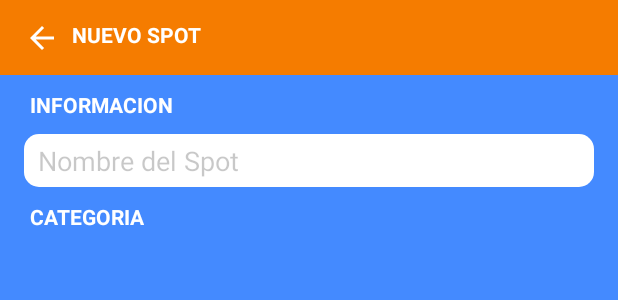
After one commit to erisg/GOSKATE-V1, an Android app: the layout new_spot.xml on its own in the app's theme, with its tools: preview values and no code run, on a phone screen of 412 x 824 dp. The commit adds this screen. Shown: the top 300 px of the screen. Run offline under Robolectric (Android 15) with nearby library versions, the phone set to English and light mode, and no system bars.

Commit message:
*se agrega xml para nuevo spot

```diff
--- /dev/null
+++ b/app/src/main/res/layout/new_spot.xml
@@ -0,0 +1,112 @@
+<?xml version="1.0" encoding="utf-8"?>
+<androidx.constraintlayout.widget.ConstraintLayout xmlns:android="http://schemas.android.com/apk/res/android"
+    xmlns:app="http://schemas.android.com/apk/res-auto"
+    xmlns:tools="http://schemas.android.com/tools"
+    android:layout_width="match_parent"
+    android:layout_height="match_parent"
+    android:background="@color/colorPrimaryDark">
+
+    <androidx.constraintlayout.widget.ConstraintLayout
+        android:id="@+id/constraintLayout4"
+        android:layout_width="0dp"
+        android:layout_height="50dp"
+        android:background="@color/colorPrimary"
+        app:layout_constraintEnd_toEndOf="parent"
+        app:layout_constraintHorizontal_bias="0.0"
+        app:layout_constraintStart_toStartOf="parent"
+        app:layout_constraintTop_toTopOf="parent">
+
+        <ImageView
+            android:id="@+id/imageView2"
+            android:layout_width="wrap_content"
+            android:layout_height="wrap_content"
+            android:layout_marginStart="16dp"
+            android:layout_marginLeft="@dimen/margin_start"
+            app:layout_constraintBottom_toBottomOf="parent"
+            app:layout_constraintStart_toStartOf="parent"
+            app:layout_constraintTop_toTopOf="parent"
+            app:srcCompat="@drawable/abc_vector_test" />
+
+        <TextView
+            android:id="@+id/textView6"
+            android:layout_width="wrap_content"
+            android:layout_height="wrap_content"
+            android:layout_marginStart="8dp"
+            android:layout_marginLeft="8dp"
+            android:layout_marginBottom="5dp"
+            android:text="NUEVO SPOT"
+            android:textColor="#FFFFFF"
+            android:textStyle="bold"
+            app:layout_constraintBottom_toBottomOf="@+id/imageView2"
+            app:layout_constraintStart_toEndOf="@+id/imageView2"
+            app:layout_constraintTop_toTopOf="@+id/imageView2" />
+    </androidx.constraintlayout.widget.ConstraintLayout>
+
+    <ScrollView
+        android:layout_width="0dp"
+        android:layout_height="0dp"
+        app:layout_constraintBottom_toBottomOf="parent"
+        app:layout_constraintEnd_toEndOf="parent"
+        app:layout_constraintStart_toStartOf="parent"
+        app:layout_constraintTop_toBottomOf="@+id/constraintLayout4">
+
+        <androidx.constraintlayout.widget.ConstraintLayout
+            android:layout_width="match_parent"
+            android:layout_height="wrap_content">
+
+
+            <androidx.constraintlayout.widget.Guideline
+                android:id="@+id/guideline4"
+                android:layout_width="wrap_content"
+                android:layout_height="wrap_content"
+                android:orientation="vertical"
+                app:layout_constraintGuide_percent="0.5" />
+
+            <TextView
+                android:id="@+id/textView8"
+                android:layout_width="wrap_content"
+                android:layout_height="wrap_content"
+                android:layout_marginStart="@dimen/margin_start_title"
+                android:layout_marginLeft="@dimen/margin_start_title"
+                android:layout_marginTop="@dimen/margin_top"
+                android:text="INFORMACION"
+                android:textColor="@color/colorWhite"
+                android:textStyle="bold"
+                app:layout_constraintStart_toStartOf="parent"
+                app:layout_constraintTop_toTopOf="parent" />
+
+            <EditText
+                android:id="@+id/nameSpot"
+                style="@style/Widget.AppCompat.EditText"
+                android:layout_width="0dp"
+                android:layout_height="35dp"
+                android:layout_marginStart="@dimen/margin_start"
+                android:layout_marginLeft="@dimen/margin_start"
+                android:layout_marginTop="@dimen/margin_top"
+                android:layout_marginEnd="16dp"
+                android:layout_marginRight="@dimen/margin_end"
+                android:background="@drawable/background_blue"
+                android:hint="  Nombre del Spot"
+                android:textColor="@color/colorWhite"
+                android:textColorHint="@color/cardview_shadow_start_color"
+                app:layout_constraintEnd_toEndOf="parent"
+                app:layout_constraintStart_toStartOf="parent"
+                app:layout_constraintTop_toBottomOf="@id/textView8" />
+
+            <TextView
+                android:layout_width="wrap_content"
+                android:layout_height="wrap_content"
+                app:layout_constraintTop_toBottomOf="@id/nameSpot"
+                app:layout_constraintStart_toStartOf="parent"
+                android:text="CATEGORIA"
+                android:layout_marginLeft="@dimen/margin_start_title"
+                android:layout_marginStart="@dimen/margin_start_title"
+                android:textColor="@color/colorWhite"
+                android:layout_marginTop="@dimen/margin_top"
+                android:textStyle="bold" />
+
+
+        </androidx.constraintlayout.widget.ConstraintLayout>
+    </ScrollView>
+
+</androidx.constraintlayout.widget.ConstraintLayout>
--- a/app/src/main/res/values-xxhdpi/dimens.xml
+++ b/app/src/main/res/values-xxhdpi/dimens.xml
@@ -15,4 +15,8 @@
     <dimen name="top_space">18dp</dimen>
     <dimen name="with_layout_r">300dp</dimen>
     <dimen name="height_layout_r">480dp</dimen>
+    <dimen name="margin_start">16dp</dimen>
+    <dimen name="margin_top">10dp</dimen>
+    <dimen name="margin_start_title">20dp</dimen>
+    <dimen name="margin_end">16dp</dimen>
 </resources>
--- a/app/src/main/res/values-xxxhdpi/dimens.xml
+++ b/app/src/main/res/values-xxxhdpi/dimens.xml
@@ -16,4 +16,11 @@
     <dimen name="with_layout_r">300dp</dimen>
     <dimen name="height_layout_r">480dp</dimen>
 
+    // NEW SPOT
+
+    <dimen name="margin_start">16dp</dimen>
+    <dimen name="margin_top">10dp</dimen>
+    <dimen name="margin_start_title">20dp</dimen>
+    <dimen name="margin_end">16dp</dimen>
+
 </resources>
--- a/app/src/main/res/values/dimens.xml
+++ b/app/src/main/res/values/dimens.xml
@@ -15,5 +15,9 @@
     <dimen name="top_space">18dp</dimen>
     <dimen name="with_layout_r">300dp</dimen>
     <dimen name="height_layout_r">480dp</dimen>
+    <dimen name="margin_start">16dp</dimen>
+    <dimen name="margin_top">10dp</dimen>
+    <dimen name="margin_start_title">20dp</dimen>
+    <dimen name="margin_end">16dp</dimen>
 
 </resources>
```
